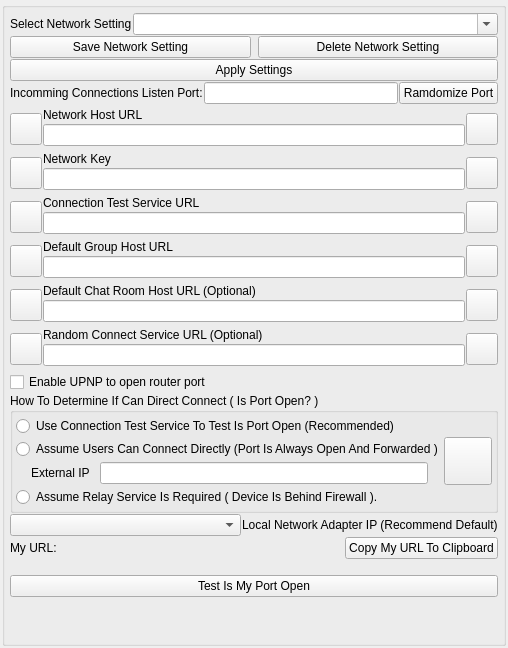
nolimitconnect/NoLimitConnect, file nolimitgui/CommonSrc/Forms/AppletNetworkSettings.ui: the form before one commit.
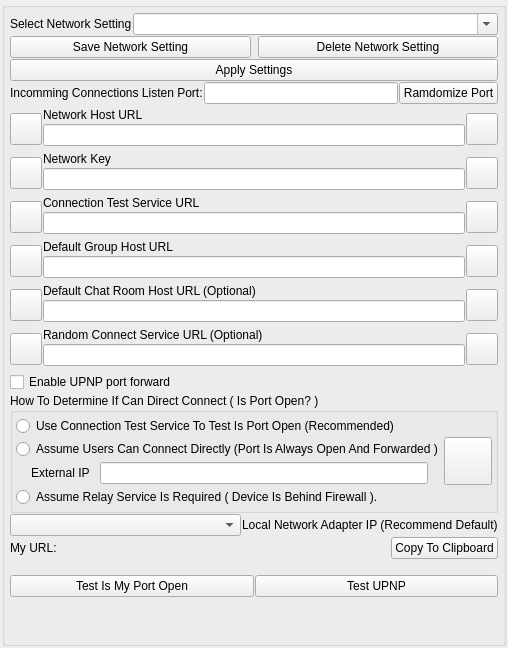
The form after the commit. Custom widgets are drawn as their Qt base class.

Commit message: add upnp support with libminiupnp .. removed some unused libraries

Diff of the .ui file:
```diff
--- a/nolimitgui/CommonSrc/Forms/AppletNetworkSettings.ui
+++ b/nolimitgui/CommonSrc/Forms/AppletNetworkSettings.ui
@@ -6,7 +6,7 @@
    <rect>
     <x>0</x>
     <y>0</y>
-    <width>437</width>
+    <width>487</width>
     <height>648</height>
    </rect>
   </property>
@@ -642,7 +642,7 @@
          </sizepolicy>
         </property>
         <property name="text">
-         <string>Enable UPNP to open router port </string>
+         <string>Enable UPNP port forward</string>
         </property>
        </widget>
       </item>
@@ -796,7 +796,7 @@
         <item>
          <widget class="QPushButton" name="m_CopyToClipboardButton">
           <property name="text">
-           <string>Copy My URL To Clipboard</string>
+           <string>Copy To Clipboard</string>
           </property>
          </widget>
         </item>
@@ -855,6 +855,13 @@
           </property>
          </widget>
         </item>
+        <item>
+         <widget class="QPushButton" name="m_TestUpnpButton">
+          <property name="text">
+           <string>Test UPNP</string>
+          </property>
+         </widget>
+        </item>
        </layout>
       </item>
       <item>
```
The commit also changes 2777 other files.
